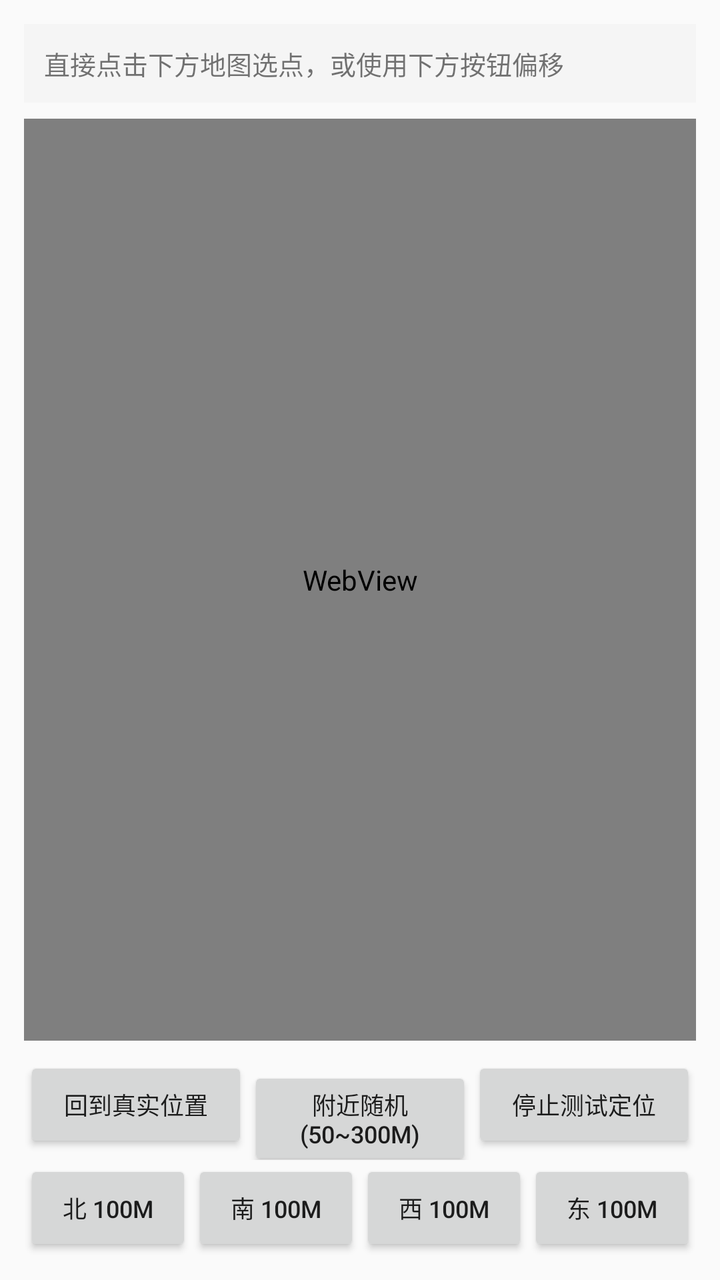
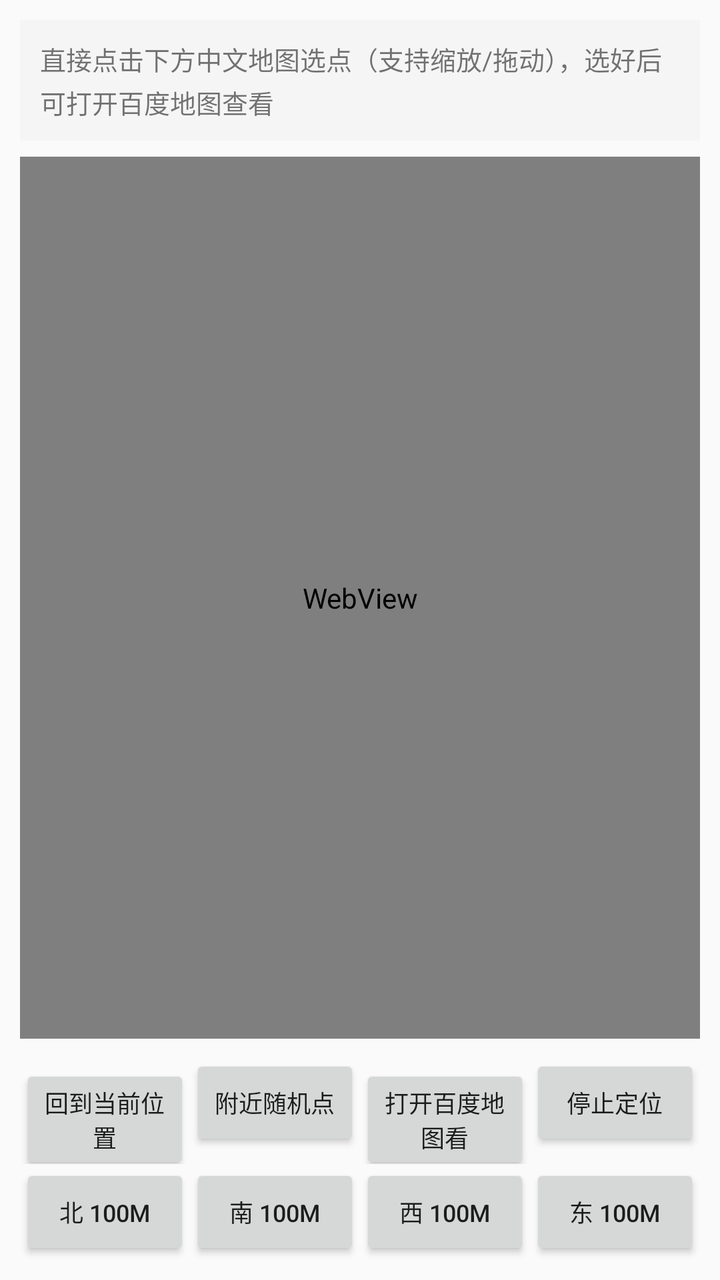

The first picture is an Android layout as it rendered before a commit; the second is the same layout after the commit. The layout source and the unified diff follow.
<!-- AndroidManifest.xml: application theme Theme.AppCompat.Light.DarkActionBar -->
<!-- res/layout/activity_main.xml -->
<?xml version="1.0" encoding="utf-8"?>
<LinearLayout xmlns:android="http://schemas.android.com/apk/res/android"
    android:layout_width="match_parent"
    android:layout_height="match_parent"
    android:orientation="vertical"
    android:padding="12dp">

    <TextView
        android:id="@+id/tvInfo"
        android:layout_width="match_parent"
        android:layout_height="wrap_content"
        android:background="#F5F5F5"
        android:padding="10dp"
        android:text="直接点击下方地图选点，或使用下方按钮偏移"
        android:textSize="13sp"
        android:lineSpacingExtra="3dp"
        android:layout_marginBottom="8dp" />

    
    <WebView
        android:id="@+id/webViewMap"
        android:layout_width="match_parent"
        android:layout_height="0dp"
        android:layout_weight="1"
        android:layout_marginBottom="8dp" />

    <LinearLayout
        android:layout_width="match_parent"
        android:layout_height="wrap_content"
        android:orientation="horizontal">

        <Button
            android:id="@+id/btnGetRealLocation"
            android:layout_width="0dp"
            android:layout_height="wrap_content"
            android:layout_weight="1"
            android:text="回到真实位置"
            android:textSize="12sp" />

        <Button
            android:id="@+id/btnRandomNearby"
            android:layout_width="0dp"
            android:layout_height="wrap_content"
            android:layout_weight="1"
            android:text="附近随机(50~300m)"
            android:textSize="12sp" />

        <Button
            android:id="@+id/btnStopMock"
            android:layout_width="0dp"
            android:layout_height="wrap_content"
            android:layout_weight="1"
            android:text="停止测试定位"
            android:textSize="12sp" />
    </LinearLayout>

    <LinearLayout
        android:layout_width="match_parent"
        android:layout_height="wrap_content"
        android:orientation="horizontal">

        <Button
            android:id="@+id/btnNorth"
            android:layout_width="0dp"
            android:layout_height="wrap_content"
            android:layout_weight="1"
            android:text="北 100m"
            android:textSize="12sp" />

        <Button
            android:id="@+id/btnSouth"
            android:layout_width="0dp"
            android:layout_height="wrap_content"
            android:layout_weight="1"
            android:text="南 100m"
            android:textSize="12sp" />

        <Button
            android:id="@+id/btnWest"
            android:layout_width="0dp"
            android:layout_height="wrap_content"
            android:layout_weight="1"
            android:text="西 100m"
            android:textSize="12sp" />

        <Button
            android:id="@+id/btnEast"
            android:layout_width="0dp"
            android:layout_height="wrap_content"
            android:layout_weight="1"
            android:text="东 100m"
            android:textSize="12sp" />
    </LinearLayout>

</LinearLayout>
<!-- resources referenced by this layout -->
<resources>

</resources>

<!-- the commit's change to res/layout/activity_main.xml (unified diff, before → after) -->
@@ -3,7 +3,7 @@
     android:layout_width="match_parent"
     android:layout_height="match_parent"
     android:orientation="vertical"
-    android:padding="12dp">
+    android:padding="10dp">
 
     <TextView
         android:id="@+id/tvInfo"
@@ -11,7 +11,7 @@
         android:layout_height="wrap_content"
         android:background="#F5F5F5"
         android:padding="10dp"
-        android:text="直接点击下方地图选点，或使用下方按钮偏移"
+        android:text="直接点击下方中文地图选点（支持缩放/拖动），选好后可打开百度地图查看"
         android:textSize="13sp"
         android:lineSpacingExtra="3dp"
         android:layout_marginBottom="8dp" />
@@ -34,7 +34,7 @@
             android:layout_width="0dp"
             android:layout_height="wrap_content"
             android:layout_weight="1"
-            android:text="回到真实位置"
+            android:text="回到当前位置"
             android:textSize="12sp" />
 
         <Button
@@ -42,7 +42,15 @@
             android:layout_width="0dp"
             android:layout_height="wrap_content"
             android:layout_weight="1"
-            android:text="附近随机(50~300m)"
+            android:text="附近随机点"
+            android:textSize="12sp" />
+
+        <Button
+            android:id="@+id/btnOpenBaidu"
+            android:layout_width="0dp"
+            android:layout_height="wrap_content"
+            android:layout_weight="1"
+            android:text="打开百度地图看"
             android:textSize="12sp" />
 
         <Button
@@ -50,7 +58,7 @@
             android:layout_width="0dp"
             android:layout_height="wrap_content"
             android:layout_weight="1"
-            android:text="停止测试定位"
+            android:text="停止定位"
             android:textSize="12sp" />
     </LinearLayout>
 
